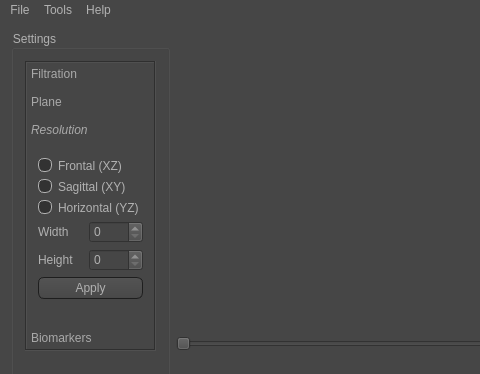
This is x64/DADM/DADM/dadm.ui in martamycielska/DADM as Qt 5 draws it before an edit; both pictures show x 0 to 480 and y 0 to 374 of the 1087 by 742 pixel window. The edited form follows.
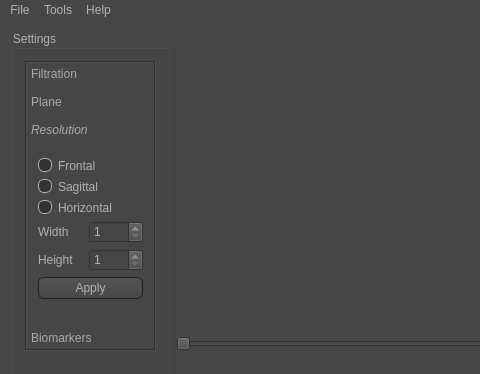
This is the edited form. The open tabs and pages were chosen to show the change. Icons and pictures are not drawn. Custom widgets are drawn as their Qt base class.

Patch:
```diff
--- a/x64/DADM/DADM/dadm.ui
+++ b/x64/DADM/DADM/dadm.ui
@@ -680,7 +680,7 @@
              <item>
               <widget class="QRadioButton" name="FrontalPlaneRadioButton">
                <property name="text">
-                <string>Frontal (XZ)</string>
+                <string>Frontal</string>
                </property>
                <property name="checked">
                 <bool>true</bool>
@@ -690,14 +690,14 @@
              <item>
               <widget class="QRadioButton" name="SaggitalPlaneRadioButton">
                <property name="text">
-                <string>Sagittal (XY)</string>
+                <string>Sagittal</string>
                </property>
               </widget>
              </item>
              <item>
               <widget class="QRadioButton" name="HorizontalPlaneRadioButton">
                <property name="text">
-                <string>Horizontal (YZ)</string>
+                <string>Horizontal</string>
                </property>
               </widget>
              </item>
@@ -712,6 +712,9 @@
                </item>
                <item>
                 <widget class="QSpinBox" name="resolutionWidthSpinBox">
+                 <property name="minimum">
+                  <number>1</number>
+                 </property>
                  <property name="maximum">
                   <number>1024</number>
                  </property>
@@ -730,6 +733,9 @@
                </item>
                <item>
                 <widget class="QSpinBox" name="resolutionHeightSpinBox">
+                 <property name="minimum">
+                  <number>1</number>
+                 </property>
                  <property name="maximum">
                   <number>1024</number>
                  </property>
```
Left out of the diff: 8 changed lines with no effect on the pictures.
